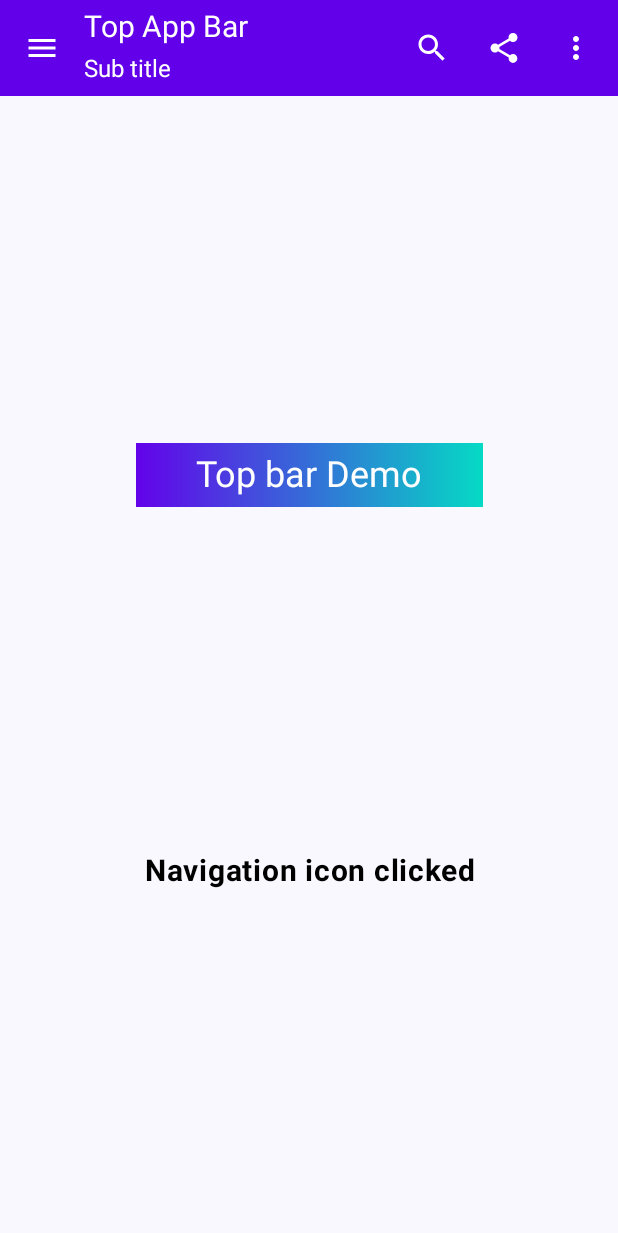
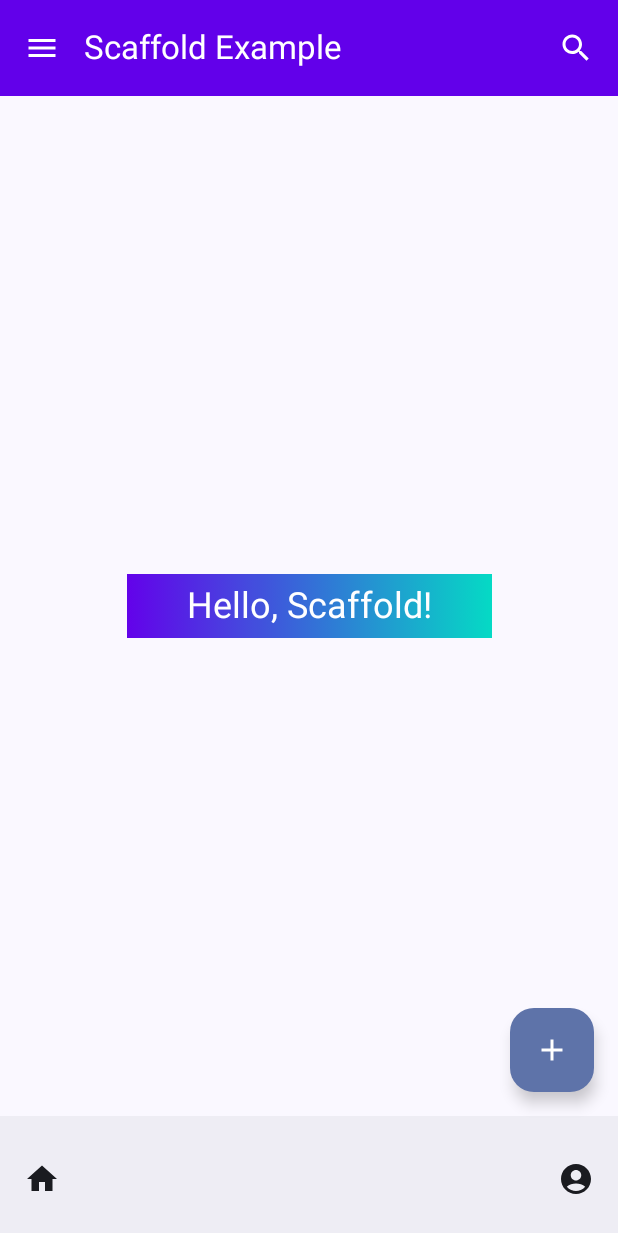
Before and after one commit to gauravdubey/ComposableViewDemo, an Android app built with Jetpack Compose: the screen it shows after launch (MainActivity), after a tap on "Menu", on a phone screen of 412 x 824 dp. Shown: the top 1233 px of the screen. Run offline under Robolectric (Android 15) with nearby library versions, the phone set to English and light mode, and no system bars.

Commit message:
Commiting Scrollable Topbar and Scaffold view

```diff
--- a/app/build.gradle.kts
+++ b/app/build.gradle.kts
@@ -61,6 +61,10 @@ dependencies {
     implementation(libs.androidx.material3)
     implementation(libs.androidx.animation.core.lint)
     implementation(libs.androidx.material.icons.extended) // Use the latest version
+    implementation(libs.material3)
+    implementation(libs.ui)
+    implementation(libs.androidx.foundation)
+    implementation(libs.androidx.material3.v120)
 
     testImplementation(libs.junit)
     androidTestImplementation(libs.androidx.junit)
--- a/app/src/main/java/com/gaurav/composableviewdemo/MainActivity.kt
+++ b/app/src/main/java/com/gaurav/composableviewdemo/MainActivity.kt
@@ -13,10 +13,12 @@ import androidx.compose.ui.Modifier
 import androidx.compose.ui.tooling.preview.Preview
 import com.gaurav.composableviewdemo.composableview.AllTextFieldViews
 import com.gaurav.composableviewdemo.composableview.CheckboxViews
+import com.gaurav.composableviewdemo.composableview.CollapsableToolbarExample
 import com.gaurav.composableviewdemo.composableview.CompleteToolBarScreen
 import com.gaurav.composableviewdemo.composableview.CustomToolBar
 import com.gaurav.composableviewdemo.composableview.DialogViewExample
 import com.gaurav.composableviewdemo.composableview.DropdownMenuViews
+import com.gaurav.composableviewdemo.composableview.MyScaffoldViewExample
 import com.gaurav.composableviewdemo.composableview.RadioButtonViews
 import com.gaurav.composableviewdemo.composableview.SwitchViewsDemo
 import com.gaurav.composableviewdemo.ui.theme.ComposableViewDemoTheme
@@ -31,7 +33,9 @@ class MainActivity : ComponentActivity() {
 //                RowViewsWithAlignment()
 //                ButtonViews()
 //                MainScreen()
-                CompleteToolBarScreen()
+//                CompleteToolBarScreen()
+//                CollapsableToolbarExample()
+                MyScaffoldViewExample()
             }
         }
     }
--- /dev/null
+++ b/app/src/main/java/com/gaurav/composableviewdemo/composableview/ScaffoldViewExample.kt
@@ -0,0 +1,127 @@
+package com.gaurav.composableviewdemo.composableview
+
+import androidx.compose.foundation.background
+import androidx.compose.foundation.layout.Box
+import androidx.compose.foundation.layout.Spacer
+import androidx.compose.foundation.layout.fillMaxSize
+import androidx.compose.foundation.layout.padding
+import androidx.compose.material.icons.Icons
+import androidx.compose.material.icons.filled.AccountCircle
+import androidx.compose.material.icons.filled.Add
+import androidx.compose.material.icons.filled.Home
+import androidx.compose.material.icons.filled.Menu
+import androidx.compose.material.icons.filled.Search
+import androidx.compose.material3.BottomAppBar
+import androidx.compose.material3.ExperimentalMaterial3Api
+import androidx.compose.material3.FloatingActionButton
+import androidx.compose.material3.Icon
+import androidx.compose.material3.IconButton
+import androidx.compose.material3.MaterialTheme
+import androidx.compose.material3.Scaffold
+import androidx.compose.material3.SnackbarHost
+import androidx.compose.material3.SnackbarHostState
+import androidx.compose.material3.Text
+import androidx.compose.material3.TopAppBar
+import androidx.compose.material3.TopAppBarDefaults
+import androidx.compose.runtime.Composable
+import androidx.compose.runtime.LaunchedEffect
+import androidx.compose.runtime.getValue
+import androidx.compose.runtime.mutableStateOf
+import androidx.compose.runtime.remember
+import androidx.compose.runtime.setValue
+import androidx.compose.ui.Alignment
+import androidx.compose.ui.Modifier
+import androidx.compose.ui.graphics.Brush
+import androidx.compose.ui.graphics.Color
+import androidx.compose.ui.graphics.graphicsLayer
+import androidx.compose.ui.tooling.preview.Preview
+import androidx.compose.ui.unit.dp
+
+@Preview
+@OptIn(ExperimentalMaterial3Api::class)
+@Composable
+fun MyScaffoldViewExample() {
+    // State for Snackbar
+    val snackbarHostState = remember { SnackbarHostState() }
+    var snackbarVisible by remember { mutableStateOf(false) }
+
+    // Scaffold Layout
+    Scaffold(
+        topBar = {
+            TopAppBar(
+                title = { Text("Scaffold Example") },
+                navigationIcon = {
+                    IconButton(onClick = { /* Handle navigation */ }) {
+                        Icon(Icons.Default.Menu,
+                            contentDescription = "Menu",
+                            tint = Color.White)
+                    }
+                },
+                actions = {
+                    IconButton(onClick = { /* Handle search */ }) {
+                        Icon(
+                            Icons.Default.Search,
+                            contentDescription = "Search",
+                            tint = Color.White
+                        )
+                    }
+                },
+                colors = TopAppBarDefaults.topAppBarColors(
+                    containerColor = Color(0xFF6200EA), // Toolbar background color
+                    titleContentColor = Color.White,
+                    navigationIconContentColor = Color.White// Title text color
+                )
+            )
+        },
+        bottomBar = {
+            BottomAppBar {
+                IconButton(onClick = { /* Handle home */ }) {
+                    Icon(Icons.Default.Home, contentDescription = "Home")
+                }
+                Spacer(Modifier.weight(1f)) // Spacer for centering
+                IconButton(onClick = { /* Handle profile */ }) {
+                    Icon(Icons.Default.AccountCircle, contentDescription = "Profile")
+                }
+            }
+        },
+        floatingActionButton = {
+            FloatingActionButton(onClick = {
+                snackbarVisible = true
+            }) {
+                Icon(Icons.Default.Add, contentDescription = "Add")
+            }
+        },
+        snackbarHost = {
+            SnackbarHost(hostState = snackbarHostState)
+        },
+        content = { paddingValues ->
+            Box(
+                modifier = Modifier
+                    .fillMaxSize()
+                    .padding(paddingValues),
+                contentAlignment = Alignment.Center
+            ) {
+                Text(
+                    text = "Hello, Scaffold!",
+                    modifier = Modifier
+                        .graphicsLayer(alpha = 0.99f) // Enables advanced drawing
+                        .background(
+                            Brush.horizontalGradient(
+                                colors = listOf(Color(0xFF6200EA), Color(0xFF03DAC5))
+                            )
+                        )
+                        .padding(start = 40.dp, end = 40.dp, top = 5.dp, bottom = 5.dp),
+                    style = MaterialTheme.typography.headlineSmall,
+                    color = Color.White // Text color set to transparent to enable gradient
+                )
+            }
+
+            if (snackbarVisible) {
+                LaunchedEffect(snackbarVisible) {
+                    snackbarHostState.showSnackbar("FAB clicked!")
+                    snackbarVisible = false
+                }
+            }
+        }
+    )
+}
```
Also changed, not shown: app/src/main/java/com/gaurav/composableviewdemo/composableview/CollapsableToolBar.kt (added, +153 -0 lines), gradle/libs.versions.toml (+8 -0 lines).
